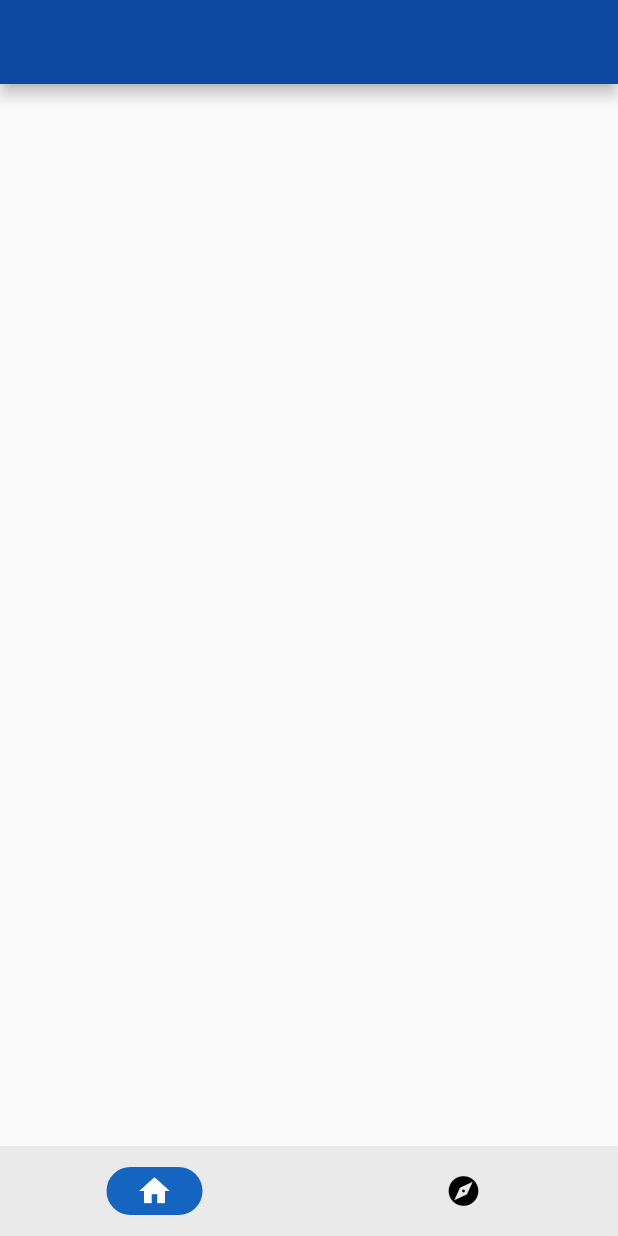
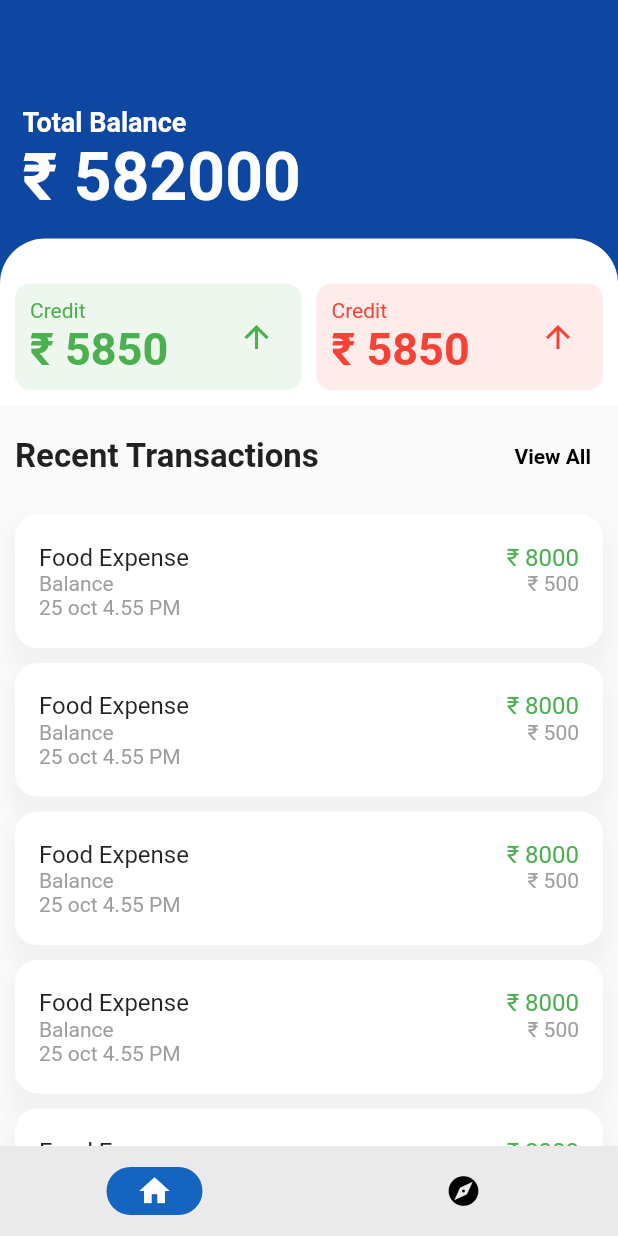
Before and after one commit to AfilAhamed/Budget_Tracker_Firebase, a Flutter app: the screen it shows once a user with an empty profile is signed in, on a phone screen of 412 x 824 dp. Run offline on Flutter 3.47's test engine with Material 3 defaults, Android fonts, the phone set to English and light mode, and no system bars; our stand-ins replace firebase_auth, firebase_core, google_fonts, iconsax; accounts and stored records are empty.

Commit message:
Auth Completed

```diff
--- a/lib/view/home_screen/home_screen.dart
+++ b/lib/view/home_screen/home_screen.dart
@@ -1,3 +1,4 @@
+import 'package:budget_tracker/view/home_screen/widget/transactions_cards.dart';
 import 'package:firebase_auth/firebase_auth.dart';
 import 'package:flutter/material.dart';
 
@@ -12,14 +13,156 @@ class HomeScreen extends StatelessWidget {
   Widget build(BuildContext context) {
     return Scaffold(
       appBar: AppBar(
+        elevation: 0,
         backgroundColor: Colors.blue.shade900,
-        // leading: IconButton(
-        //     onPressed: () {
-        //       logout();
-
-        //     },
-        //     icon: const Icon(Icons.logout)),
+      ),
+      body: Column(
+        children: [
+          //--
+          const MainCard(),
+          Padding(
+            padding: const EdgeInsets.all(10),
+            child: Row(
+              children: [
+                const Text(
+                  "Recent Transactions",
+                  style: TextStyle(fontSize: 22, fontWeight: FontWeight.w600),
+                ),
+                const Spacer(),
+                TextButton(
+                    onPressed: () {},
+                    child: const Text(
+                      'View All',
+                      style: TextStyle(
+                          color: Colors.black, fontWeight: FontWeight.bold),
+                    ))
+              ],
+            ),
+          ),
+          Expanded(
+            child: ListView.builder(
+                itemCount: 10,
+                itemBuilder: (context, index) {
+                  return Padding(
+                    padding:
+                        const EdgeInsets.symmetric(vertical: 5, horizontal: 10),
+                    child: Container(
+                      decoration: BoxDecoration(
+                          color: Colors.white,
+                          boxShadow: [
+                            BoxShadow(
+                              offset: const Offset(0, 10),
+                              color: Colors.grey.withOpacity(0.09),
+                              blurRadius: 10.0,
+                              spreadRadius: 4.0,
+                            )
+                          ],
+                          borderRadius: BorderRadius.circular(15)),
+                      child: const Padding(
+                        padding: EdgeInsets.symmetric(vertical: 15),
+                        child: ListTile(
+                          title: Row(
+                            children: [
+                              Expanded(child: Text('Food Expense')),
+                              Text(
+                                '₹ 8000',
+                                style: TextStyle(color: Colors.green),
+                              ),
+                            ],
+                          ),
+                          subtitle: Column(
+                            crossAxisAlignment: CrossAxisAlignment.start,
+                            mainAxisAlignment: MainAxisAlignment.start,
+                            children: [
+                              Row(
+                                children: [
+                                  Text('Balance',
+                                      style: TextStyle(
+                                          color: Colors.grey, fontSize: 14)),
+                                  Spacer(),
+                                  Text(
+                                    '₹ 500',
+                                    style: TextStyle(
+                                        color: Colors.grey, fontSize: 14),
+                                  ),
+                                ],
+                              ),
+                              Text(
+                                '25 oct 4.55 PM',
+                                style: TextStyle(color: Colors.grey),
+                              ),
+                            ],
+                          ),
+                        ),
+                      ),
+                    ),
+                  );
+                }),
+          )
+        ],
       ),
     );
   }
 }
+
+class MainCard extends StatelessWidget {
+  const MainCard({
+    super.key,
+  });
+
+  @override
+  Widget build(BuildContext context) {
+    return Container(
+      color: Colors.blue.shade900,
+      child: Column(
+        crossAxisAlignment: CrossAxisAlignment.start,
+        children: [
+          const Padding(
+            padding: EdgeInsets.all(15),
+            child: Column(
+              crossAxisAlignment: CrossAxisAlignment.start,
+              children: [
+                Text(
+                  'Total Balance',
+                  style: TextStyle(
+                      fontSize: 18,
+                      color: Colors.white,
+                      fontWeight: FontWeight.w600),
+                ),
+                Text(
+                  '₹ 582000',
+                  style: TextStyle(
+                      fontSize: 44,
+                      color: Colors.white,
+                      fontWeight: FontWeight.w600),
+                )
+              ],
+            ),
+          ),
+          Container(
+            padding:
+                const EdgeInsets.only(top: 30, bottom: 10, left: 10, right: 10),
+            decoration: const BoxDecoration(
+              borderRadius: BorderRadius.only(
+                  topLeft: Radius.circular(30), topRight: Radius.circular(30)),
+              color: Colors.white,
+            ),
+            child: const Row(
+              children: [
+                TransactionsCard(
+                  color: Colors.green,
+                ),
+                SizedBox(
+                  width: 10,
+                ),
+                TransactionsCard(
+                  color: Colors.red,
+                ),
+              ],
+            ),
+          )
+        ],
+      ),
+    );
+  }
+}
--- /dev/null
+++ b/lib/view/home_screen/widget/transactions_cards.dart
@@ -0,0 +1,50 @@
+import 'package:flutter/material.dart';
+
+class TransactionsCard extends StatelessWidget {
+  const TransactionsCard({
+    super.key,
+    required this.color,
+  });
+  final Color color;
+  @override
+  Widget build(BuildContext context) {
+    return Expanded(
+      child: Container(
+        decoration: BoxDecoration(
+            color: color.withOpacity(0.1),
+            borderRadius: BorderRadius.circular(10)),
+        child: Padding(
+          padding: const EdgeInsets.all(10),
+          child: Row(
+            children: [
+              Column(
+                crossAxisAlignment: CrossAxisAlignment.start,
+                children: [
+                  Text(
+                    'Credit',
+                    style: TextStyle(color: color, fontSize: 14),
+                  ),
+                  Text(
+                    '₹ 5850',
+                    style: TextStyle(
+                        color: color,
+                        fontSize: 30,
+                        fontWeight: FontWeight.bold),
+                  ),
+                ],
+              ),
+              const Spacer(),
+              Padding(
+                padding: const EdgeInsets.all(8.0),
+                child: Icon(
+                  Icons.arrow_upward_outlined,
+                  color: color,
+                ),
+              )
+            ],
+          ),
+        ),
+      ),
+    );
+  }
+}
```
